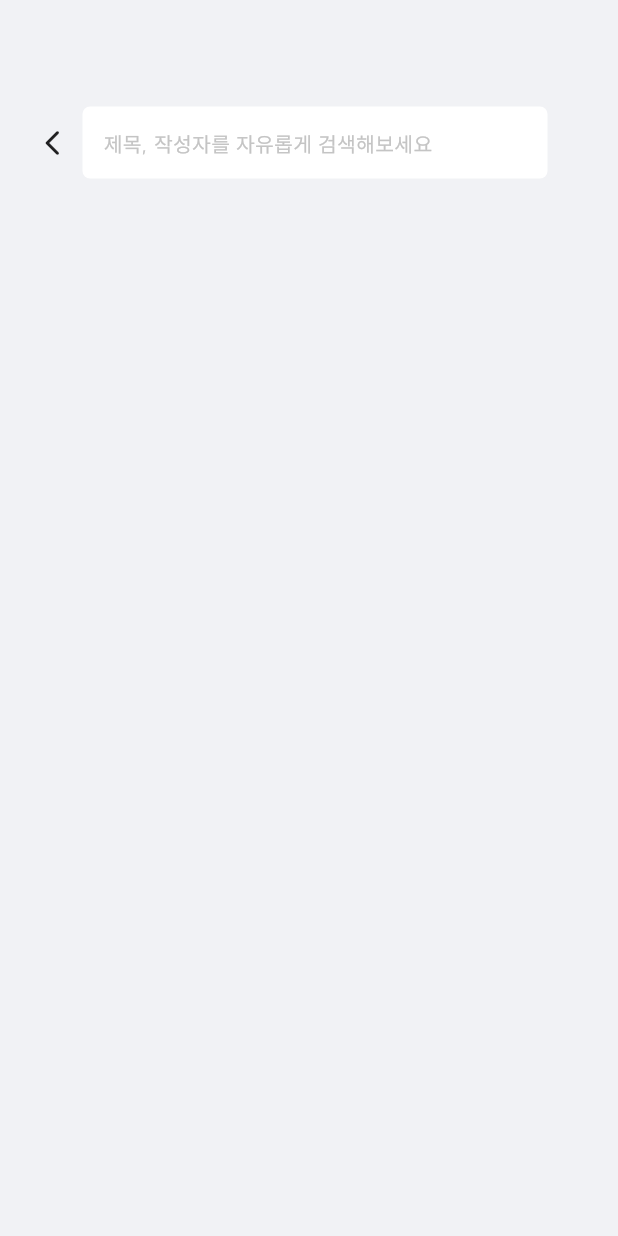
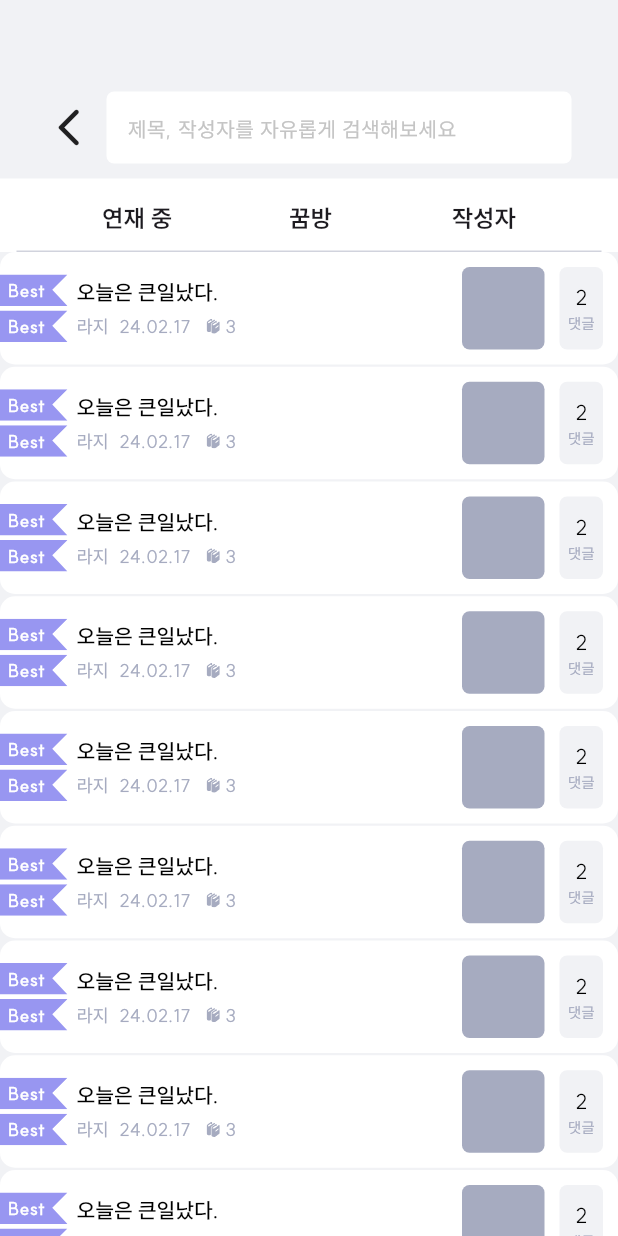
Before and after one commit to highthon-9-dreamer/Dreamer_Flutter, a Flutter app: the SearchScreen screen opened directly, on a phone screen of 412 x 824 dp. Run offline on Flutter 3.47's test engine with Material 3 defaults, Android fonts, the phone set to English and light mode, and no system bars; our stand-ins replace flutter_riverpod, flutter_svg, image_picker; project files that could hold a hidden picture were left out.

Commit message:
검색에 연재 중, 꿈방, 작성자 카테고리는 완성 하지만 선택 못함 선택기능 만들어야함

```diff
--- a/lib/presentation/search/view/search_screen.dart
+++ b/lib/presentation/search/view/search_screen.dart
@@ -1,4 +1,5 @@
 import 'package:dreamer_flutter/config/dreamer_color.dart';
+import 'package:dreamer_flutter/presentation/widget/series_item_widget.dart';
 import 'package:flutter/material.dart';
 
 class SearchScreen extends StatelessWidget {
@@ -9,15 +10,18 @@ class SearchScreen extends StatelessWidget {
     return Scaffold(
       resizeToAvoidBottomInset: false,
       backgroundColor: DreamerColor.g4,
-      body: Padding(
-        padding: const EdgeInsets.symmetric(horizontal: 25.0, vertical: 71),
+      body: SingleChildScrollView(
         child: Column(
           children: [
+            const SizedBox(
+              height: 61,
+            ),
             Row(
+              mainAxisAlignment: MainAxisAlignment.center,
               children: [
                 const Icon(
                   Icons.arrow_back_ios_new_rounded,
-                  size: 20,
+                  size: 30,
                 ),
                 const SizedBox(
                   width: 10,
@@ -45,9 +49,85 @@ class SearchScreen extends StatelessWidget {
                 ),
               ],
             ),
+            const SizedBox(
+              height: 10,
+            ),
+            const Result(),
+            const SeriesItemWidget(),
+            const SeriesItemWidget(),
+            const SeriesItemWidget(),
+            const SeriesItemWidget(),
+            const SeriesItemWidget(),
+            const SeriesItemWidget(),
+            const SeriesItemWidget(),
+            const SeriesItemWidget(),
+            const SeriesItemWidget(),
           ],
         ),
       ),
     );
   }
 }
+
+class Result extends StatelessWidget {
+  const Result({super.key});
+
+  @override
+  Widget build(BuildContext context) {
+    return Container(
+      color: DreamerColor.white,
+      child: Column(
+        children: [
+          const SizedBox(
+            height: 15,
+          ),
+          const Row(
+            mainAxisAlignment: MainAxisAlignment.center,
+            children: [
+              Text(
+                "연재 중",
+                style: TextStyle(
+                  fontFamily: suit,
+                  fontWeight: FontWeight.bold,
+                  fontSize: 16,
+                ),
+              ),
+              SizedBox(
+                width: 78,
+              ),
+              Text(
+                "꿈방",
+                style: TextStyle(
+                  fontFamily: suit,
+                  fontWeight: FontWeight.bold,
+                  fontSize: 16,
+                ),
+              ),
+              SizedBox(
+                width: 80,
+              ),
+              Text(
+                "작성자",
+                style: TextStyle(
+                  fontFamily: suit,
+                  fontWeight: FontWeight.bold,
+                  fontSize: 16,
+                ),
+              ),
+            ],
+          ),
+          const SizedBox(
+            height: 10,
+          ),
+          Container(
+            width: 390,
+            height: 1,
+            decoration: BoxDecoration(
+              color: DreamerColor.g3,
+            ),
+          ),
+        ],
+      ),
+    );
+  }
+}
--- a/lib/presentation/widget/series_item_widget.dart
+++ b/lib/presentation/widget/series_item_widget.dart
@@ -25,14 +25,13 @@ class SeriesItemWidget extends StatelessWidget {
               Row(
                 children: [
                   Padding(
-                    padding: const EdgeInsets.symmetric(
-                        vertical: 15),
+                    padding: const EdgeInsets.symmetric(vertical: 15),
                     child: Column(
                       children: [
                         for (int i = 0; i < 2; i++)
                           Padding(
-                            padding: EdgeInsets.only(
-                                bottom: i == 2 - 1 ? 0 : 3),
+                            padding:
+                                EdgeInsets.only(bottom: i == 2 - 1 ? 0 : 3),
                             child: Stack(
                               children: [
                                 SvgPicture.asset(
@@ -48,8 +47,7 @@ class SeriesItemWidget extends StatelessWidget {
                                     style: TextStyle(
                                       color: DreamerColor.white,
                                       fontSize: 12,
-                                      fontWeight:
-                                      FontWeight.w600,
+                                      fontWeight: FontWeight.w600,
                                       fontFamily: suit,
                                     ),
                                   ),
@@ -62,13 +60,10 @@ class SeriesItemWidget extends StatelessWidget {
                   ),
                   const SizedBox(width: 6),
                   Padding(
-                    padding: const EdgeInsets.symmetric(
-                        vertical: 17),
+                    padding: const EdgeInsets.symmetric(vertical: 17),
                     child: Column(
-                      mainAxisAlignment:
-                      MainAxisAlignment.spaceBetween,
-                      crossAxisAlignment:
-                      CrossAxisAlignment.start,
+                      mainAxisAlignment: MainAxisAlignment.spaceBetween,
+                      crossAxisAlignment: CrossAxisAlignment.start,
                       children: [
                         Text(
                           '오늘은 큰일났다.',
@@ -166,7 +161,7 @@ class SeriesItemWidget extends StatelessWidget {
             ],
           ),
         ),
-        const SizedBox(height: 5),
+        const SizedBox(height: 1.5),
       ],
     );
   }
```
